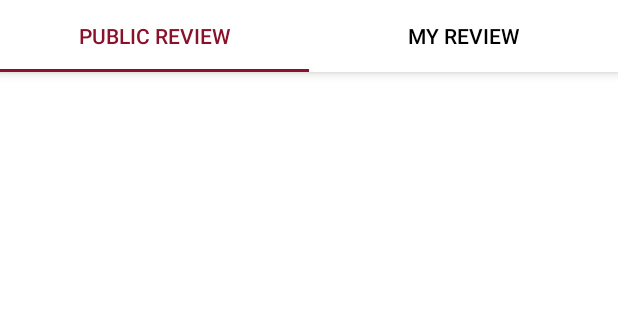
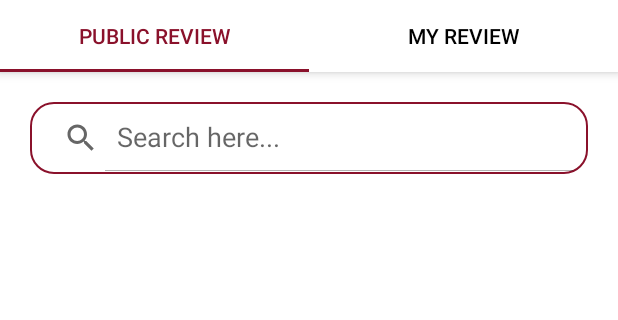
Before and after one commit to gloriayoland/ForBeautySake, an Android app: the fragment FeedFragment placed in its activity, on a phone screen of 412 x 824 dp, the part 189-509 px from its top. Run offline under Robolectric (Android 15) with nearby library versions, the phone set to English and light mode, and no system bars; our stand-ins replace Firebase (no records; nobody signed in at launch, a user with empty details on screens opened directly); libraries missing offline, so code that uses them is left out: com.ismaeldivita.chipnavigation; plain views replace ChipNavigationBar; 3 statements that could not run were skipped.

Commit message:
SearchView fragment_feed.xml

```diff
--- a/app/src/main/res/layout/fragment_feed.xml
+++ b/app/src/main/res/layout/fragment_feed.xml
@@ -43,13 +43,29 @@
 
     </com.google.android.material.appbar.AppBarLayout>
 
+    <androidx.appcompat.widget.SearchView
+        android:id="@+id/searchView"
+        android:layout_width="match_parent"
+        android:layout_height="wrap_content"
+        android:layout_margin="20dp"
+        android:fontFamily="@font/poppins"
+        app:queryHint="Search here..."
+        android:textSize="12sp"
+        android:background="@drawable/round_border"
+        android:padding="2dp"
+        app:layout_constraintEnd_toEndOf="parent"
+        app:layout_constraintStart_toStartOf="parent"
+        app:actionViewClass="android.widget.SearchView"
+        app:iconifiedByDefault="false"
+        app:layout_constraintTop_toBottomOf="@+id/appBarLayout"/>
+
     <androidx.viewpager.widget.ViewPager
         android:id="@+id/viewPager"
         android:layout_width="match_parent"
         android:layout_height="wrap_content"
         app:layout_constraintEnd_toEndOf="parent"
         app:layout_constraintStart_toStartOf="parent"
-        app:layout_constraintTop_toBottomOf="@+id/appBarLayout"
+        app:layout_constraintTop_toBottomOf="@+id/searchView"
 
         />
 
```
